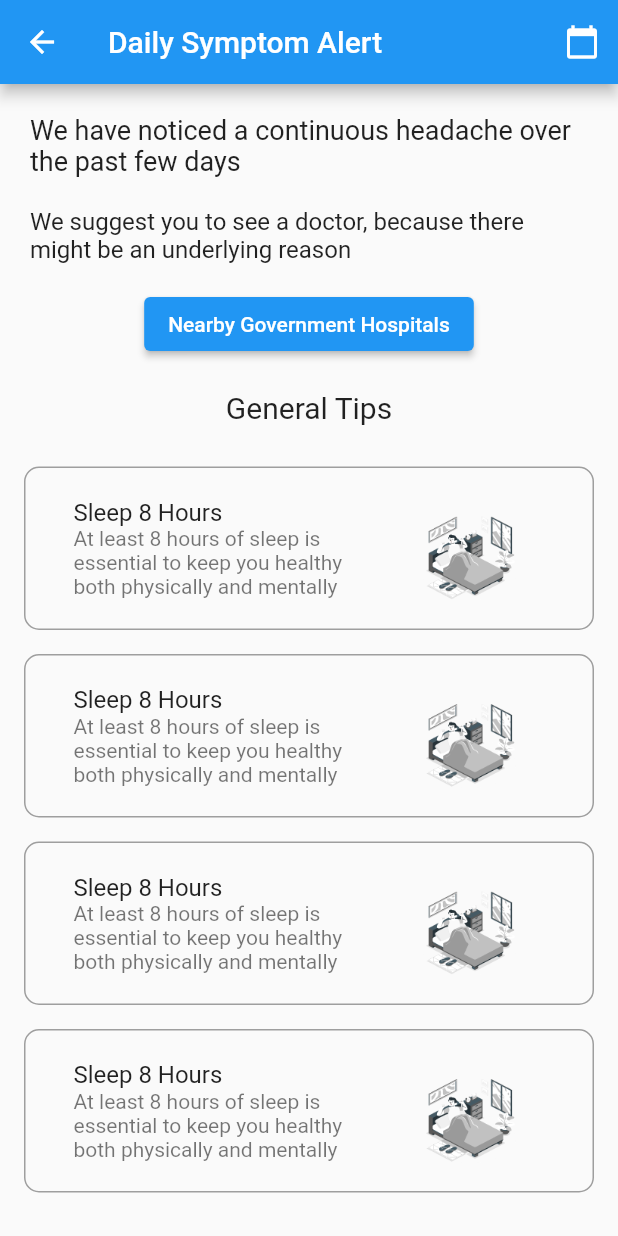
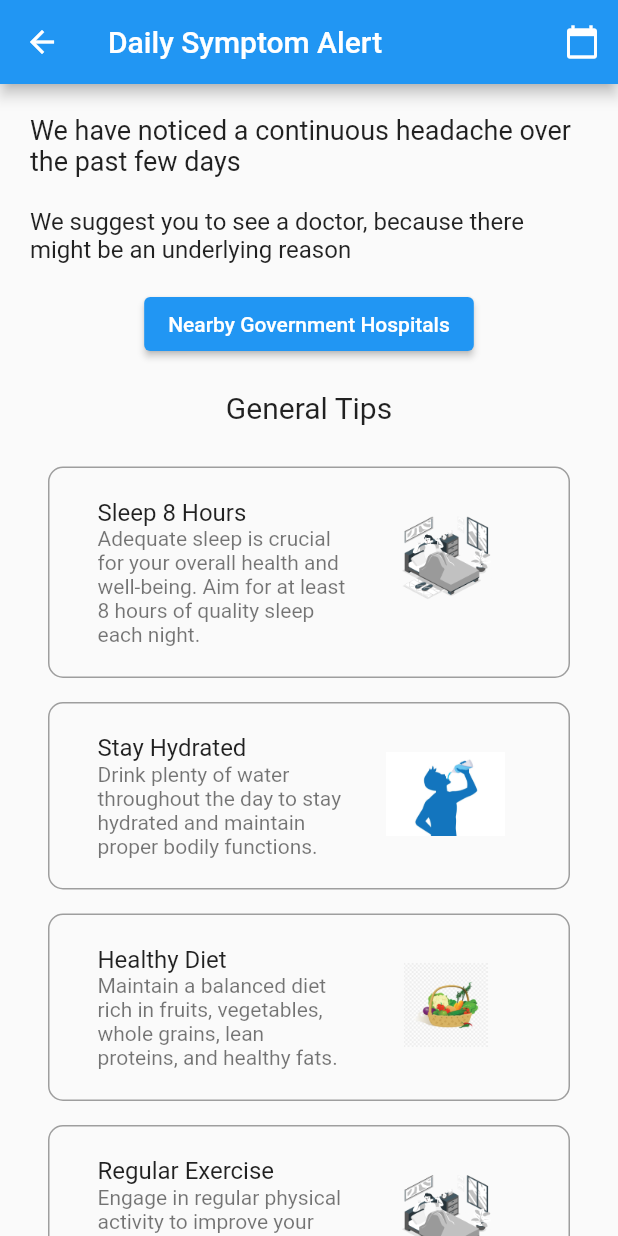
Before and after one commit to Team-Ayura/Ayura-Client, a Flutter app: the Page3 screen opened directly, on a phone screen of 412 x 824 dp. Run offline on Flutter 3.47's test engine with Material 2 defaults, Android fonts, the phone set to English and light mode, and no system bars; our stand-ins replace buttons_tabbar, fl_chart, flutter_animate, flutter_calendar_carousel, flutter_slidable, flutter_svg and 8 more; missing offline and left inert: country_list_pick, flutter_ruler_picker; accounts and stored records are empty.

Commit message:
Fixing tipchips scroll and adding images

```diff
--- a/lib/pages/features/symptom_tracking/page3.dart
+++ b/lib/pages/features/symptom_tracking/page3.dart
@@ -51,7 +51,7 @@ class Page3 extends StatelessWidget {
           Center(
             child: ElevatedButton(
               onPressed: () {
-                PageNavigator(context: context).nextPage(NearbyHospitalsPage());
+                PageNavigator(context: context).nextPage(const NearbyHospitalsPage());
 
               },
               child: const Text('Nearby Government Hospitals'),
@@ -66,32 +66,44 @@ class Page3 extends StatelessWidget {
               ),
             ),
           ),
-          const Column(
-            children: [
+          Expanded(
+            child: ListView(
+              padding: const EdgeInsets.symmetric(horizontal: 16.0),
+              children: const [
                 TipChip(
                   title: 'Sleep 8 Hours',
-                description: 'At least 8 hours of sleep is essential to keep you healthy both physically and mentally',
-                image: 'assets/images/symptom_tracking/sleep.png', // Replace with the actual image asset path
+                  description: 'Adequate sleep is crucial for your overall health and well-being. Aim for at least 8 hours of quality sleep each night.',
+                  image: 'assets/images/symptom_tracking/sleep.png',
                 ),
                 TipChip(
-                title: 'Sleep 8 Hours',
-                description: 'At least 8 hours of sleep is essential to keep you healthy both physically and mentally',
-                image: 'assets/images/symptom_tracking/sleep.png', // Replace with the actual image asset path
+                  title: 'Stay Hydrated',
+                  description: 'Drink plenty of water throughout the day to stay hydrated and maintain proper bodily functions.',
+                  image: 'assets/images/symptom_tracking/water.jpg',
                 ),
                 TipChip(
-                title: 'Sleep 8 Hours',
-                description: 'At least 8 hours of sleep is essential to keep you healthy both physically and mentally',
-                image: 'assets/images/symptom_tracking/sleep.png', // Replace with the actual image asset path
+                  title: 'Healthy Diet',
+                  description: 'Maintain a balanced diet rich in fruits, vegetables, whole grains, lean proteins, and healthy fats.',
+                  image: 'assets/images/symptom_tracking/diet.jpg',
                 ),
                 TipChip(
-                title: 'Sleep 8 Hours',
-                description: 'At least 8 hours of sleep is essential to keep you healthy both physically and mentally',
-                image: 'assets/images/symptom_tracking/sleep.png', // Replace with the actual image asset path
+                  title: 'Regular Exercise',
+                  description: 'Engage in regular physical activity to improve your cardiovascular health, strengthen muscles, and boost mood.',
+                  image: 'assets/images/symptom_tracking/sleep.png',
+                ),
+                TipChip(
+                  title: 'Manage Stress',
+                  description: 'Practice stress-reduction techniques such as meditation, deep breathing, and mindfulness to improve mental well-being.',
+                  image: 'assets/images/symptom_tracking/sleep.png',
+                ),
+                TipChip(
+                  title: 'Limit Sugary Intake',
+                  description: 'Reduce consumption of sugary foods and beverages to maintain healthy blood sugar levels and oral health.',
+                  image: 'assets/images/symptom_tracking/sleep.png',
+                ),
+              ],
+            ),
           ),
 
-              // Add more TipChips as needed
-            ],
-          ),
         ],
       ),
     );
```
Also changed, not shown: assets/images/symptom_tracking/diet.jpg (added), assets/images/symptom_tracking/water.jpg (added). Lines whose indentation alone changed are shown as unchanged.
